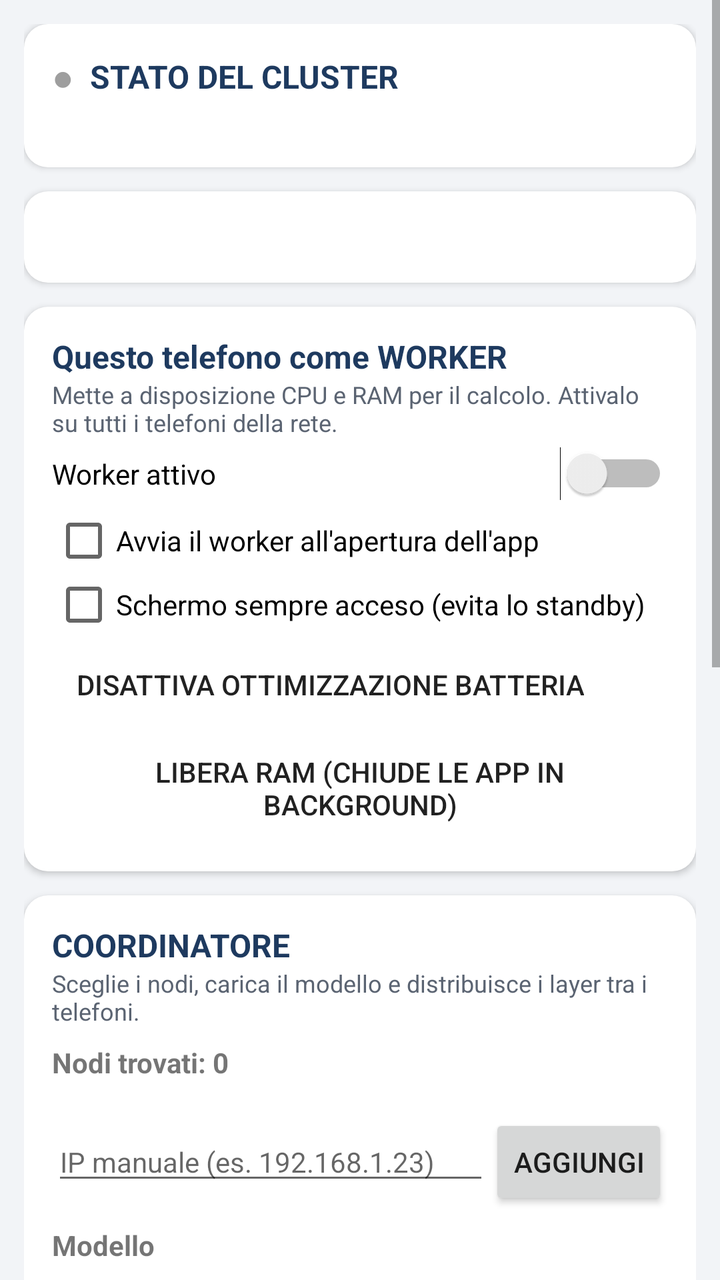
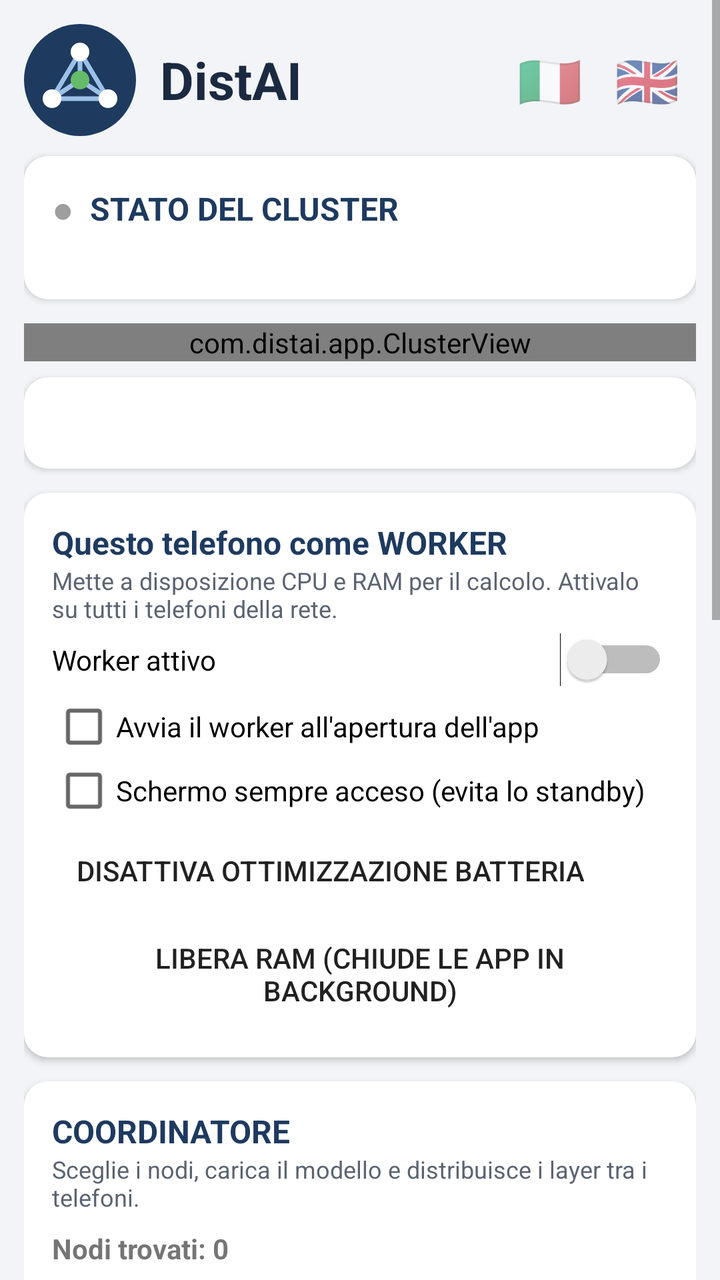

Screens rendered from an Android XML layout before and after an edit, with the pre-edit source and the edit as a unified diff.
<!-- AndroidManifest.xml: application theme AppTheme -->
<!-- res/layout/activity_main.xml -->
<?xml version="1.0" encoding="utf-8"?>
<ScrollView xmlns:android="http://schemas.android.com/apk/res/android"
    android:layout_width="match_parent"
    android:layout_height="match_parent"
    android:background="#F2F4F7">

    <LinearLayout
        android:layout_width="match_parent"
        android:layout_height="wrap_content"
        android:descendantFocusability="beforeDescendants"
        android:focusableInTouchMode="true"
        android:orientation="vertical"
        android:padding="12dp">

        
        <LinearLayout
            android:id="@+id/statusCard"
            style="@style/Card"
            android:orientation="vertical">
            <LinearLayout
                android:layout_width="match_parent"
                android:layout_height="wrap_content"
                android:gravity="center_vertical"
                android:orientation="horizontal">
                <TextView
                    android:id="@+id/pulse"
                    android:layout_width="wrap_content"
                    android:layout_height="wrap_content"
                    android:paddingEnd="8dp"
                    android:text="●"
                    android:textColor="#9E9E9E"
                    android:textSize="18sp" />
                <TextView style="@style/Title" android:text="STATO DEL CLUSTER" />
            </LinearLayout>
            <TextView
                android:id="@+id/statusText"
                android:layout_width="match_parent"
                android:layout_height="wrap_content"
                android:lineSpacingExtra="4dp"
                android:textSize="14sp" />
        </LinearLayout>

        <TextView
            android:id="@+id/info"
            style="@style/Card"
            android:textSize="13sp" />

        
        <LinearLayout style="@style/Card" android:orientation="vertical">
            <TextView style="@style/Title" android:text="Questo telefono come WORKER" />
            <TextView
                style="@style/Hint"
                android:text="Mette a disposizione CPU e RAM per il calcolo. Attivalo su tutti i telefoni della rete." />
            <Switch
                android:id="@+id/workerSwitch"
                android:layout_width="match_parent"
                android:layout_height="wrap_content"
                android:paddingVertical="8dp"
                android:text="Worker attivo" />
            <CheckBox
                android:id="@+id/autoStart"
                android:layout_width="wrap_content"
                android:layout_height="wrap_content"
                android:text="Avvia il worker all'apertura dell'app" />
            <CheckBox
                android:id="@+id/keepScreen"
                android:layout_width="wrap_content"
                android:layout_height="wrap_content"
                android:text="Schermo sempre acceso (evita lo standby)" />
            <Button
                android:id="@+id/battery"
                style="?android:attr/borderlessButtonStyle"
                android:layout_width="wrap_content"
                android:layout_height="wrap_content"
                android:text="Disattiva ottimizzazione batteria" />
            <Button
                android:id="@+id/freeRam"
                style="?android:attr/borderlessButtonStyle"
                android:layout_width="wrap_content"
                android:layout_height="wrap_content"
                android:text="Libera RAM (chiude le app in background)" />
        </LinearLayout>

        
        <LinearLayout style="@style/Card" android:orientation="vertical">
            <TextView style="@style/Title" android:text="COORDINATORE" />
            <TextView
                style="@style/Hint"
                android:text="Sceglie i nodi, carica il modello e distribuisce i layer tra i telefoni." />

            <TextView
                android:id="@+id/nodesTitle"
                android:layout_width="match_parent"
                android:layout_height="wrap_content"
                android:layout_marginTop="8dp"
                android:text="Nodi trovati: 0"
                android:textStyle="bold" />
            <TextView
                android:id="@+id/nodesLegend"
                style="@style/Hint" />
            <LinearLayout
                android:id="@+id/nodes"
                android:layout_width="match_parent"
                android:layout_height="wrap_content"
                android:orientation="vertical" />

            <LinearLayout
                android:layout_width="match_parent"
                android:layout_height="wrap_content"
                android:orientation="horizontal">
                <EditText
                    android:id="@+id/manualIp"
                    android:layout_width="0dp"
                    android:layout_height="wrap_content"
                    android:layout_weight="1"
                    android:hint="IP manuale (es. 192.168.1.23)"
                    android:inputType="text"
                    android:textSize="14sp" />
                <Button
                    android:id="@+id/addIp"
                    android:layout_width="wrap_content"
                    android:layout_height="wrap_content"
                    android:text="Aggiungi" />
            </LinearLayout>

            <TextView
                android:layout_width="match_parent"
                android:layout_height="wrap_content"
                android:layout_marginTop="8dp"
                android:text="Modello"
                android:textStyle="bold" />
            <Spinner
                android:id="@+id/model"
                android:layout_width="match_parent"
                android:layout_height="wrap_content" />
            <EditText
                android:id="@+id/customUrl"
                android:layout_width="match_parent"
                android:layout_height="wrap_content"
                android:hint="…oppure URL di un file .gguf"
                android:inputType="textUri"
                android:textSize="14sp" />
            <ProgressBar
                android:id="@+id/progress"
                style="?android:attr/progressBarStyleHorizontal"
                android:layout_width="match_parent"
                android:layout_height="wrap_content"
                android:visibility="gone" />
            <Button
                android:id="@+id/download"
                android:layout_width="match_parent"
                android:layout_height="wrap_content"
                android:text="Scarica modello" />

            <LinearLayout
                android:layout_width="match_parent"
                android:layout_height="wrap_content"
                android:gravity="center_vertical"
                android:orientation="horizontal">
                <TextView
                    android:layout_width="wrap_content"
                    android:layout_height="wrap_content"
                    android:text="Contesto (token): " />
                <EditText
                    android:id="@+id/ctx"
                    android:layout_width="0dp"
                    android:layout_height="wrap_content"
                    android:layout_weight="1"
                    android:inputType="number"
                    android:text="4096" />
            </LinearLayout>

            <RadioGroup
                android:id="@+id/mode"
                android:layout_width="match_parent"
                android:layout_height="wrap_content"
                android:layout_marginTop="4dp">
                <RadioButton
                    android:id="@+id/modeSplit"
                    android:layout_width="wrap_content"
                    android:layout_height="wrap_content"
                    android:checked="true"
                    android:text="Split: un modello grande diviso tra i telefoni" />
                <RadioButton
                    android:id="@+id/modeReplica"
                    android:layout_width="wrap_content"
                    android:layout_height="wrap_content"
                    android:text="Repliche: modello copiato su ogni telefono (più utenti)" />
            </RadioGroup>

            <CheckBox
                android:id="@+id/moeFast"
                android:layout_width="wrap_content"
                android:layout_height="wrap_content"
                android:text="MoE veloce: 6 esperti su 8 (Qwen3 MoE: +12-25% tok/s, stessa qualità misurata)" />

            <LinearLayout
                android:layout_width="match_parent"
                android:layout_height="wrap_content"
                android:gravity="center_vertical"
                android:orientation="horizontal">
                <TextView
                    android:layout_width="wrap_content"
                    android:layout_height="wrap_content"
                    android:text="Coordinatore: " />
                <Spinner
                    android:id="@+id/coordChoice"
                    android:layout_width="0dp"
                    android:layout_height="wrap_content"
                    android:layout_weight="1" />
            </LinearLayout>
            <Button
                android:id="@+id/benchBtn"
                android:layout_width="match_parent"
                android:layout_height="wrap_content"
                android:text="Misura velocità dei nodi" />

            <Button
                android:id="@+id/coordBtn"
                android:layout_width="match_parent"
                android:layout_height="wrap_content"
                android:backgroundTint="#2E7D32"
                android:text="Avvia LLM distribuito"
                android:textColor="#FFFFFF" />
            <TextView
                android:id="@+id/apiStatus"
                style="@style/Hint"
                android:textIsSelectable="true" />
            <Button
                android:id="@+id/chatBtn"
                android:layout_width="match_parent"
                android:layout_height="wrap_content"
                android:enabled="false"
                android:text="Apri chat" />
        </LinearLayout>

        
        <LinearLayout style="@style/Card" android:orientation="vertical">
            <LinearLayout
                android:layout_width="match_parent"
                android:layout_height="wrap_content"
                android:orientation="horizontal">
                <TextView
                    style="@style/Title"
                    android:layout_width="0dp"
                    android:layout_weight="1"
                    android:text="Log" />
                <Button
                    android:id="@+id/clearLog"
                    style="?android:attr/borderlessButtonStyle"
                    android:layout_width="wrap_content"
                    android:layout_height="wrap_content"
                    android:text="Pulisci" />
            </LinearLayout>
            <TextView
                android:id="@+id/log"
                android:layout_width="match_parent"
                android:layout_height="wrap_content"
                android:background="#111827"
                android:fontFamily="monospace"
                android:maxLines="40"
                android:padding="8dp"
                android:textColor="#D1FAE5"
                android:textIsSelectable="true"
                android:textSize="10sp" />
        </LinearLayout>
    </LinearLayout>
</ScrollView>
<!-- resources referenced by this layout -->
<resources>
  <style name="Card">
          <item name="android:layout_width">match_parent</item>
          <item name="android:layout_height">wrap_content</item>
          <item name="android:layout_marginBottom">12dp</item>
          <item name="android:padding">14dp</item>
          <item name="android:background">@drawable/card</item>
          <item name="android:elevation">2dp</item>
      </style>
  <style name="Hint">
          <item name="android:layout_width">match_parent</item>
          <item name="android:layout_height">wrap_content</item>
          <item name="android:textSize">12sp</item>
          <item name="android:textColor">#5B6472</item>
      </style>
  <style name="Title">
          <item name="android:layout_width">match_parent</item>
          <item name="android:layout_height">wrap_content</item>
          <item name="android:textSize">16sp</item>
          <item name="android:textStyle">bold</item>
          <item name="android:textColor">#1E3A5F</item>
      </style>
  <style name="AppTheme" parent="android:Theme.Material.Light.DarkActionBar">
          <item name="android:colorPrimary">#1E3A5F</item>
          <item name="android:colorPrimaryDark">#142840</item>
          <item name="android:colorAccent">#2E7D32</item>
      </style>
  <!-- drawable card (drawable) -->
  <?xml version="1.0" encoding="utf-8"?>
  <shape xmlns:android="http://schemas.android.com/apk/res/android">
      <solid android:color="#FFFFFF" />
      <corners android:radius="12dp" />
  </shape>
</resources>

<!-- the commit's change to res/layout/activity_main.xml (unified diff, before → after) -->
@@ -12,6 +12,42 @@
         android:orientation="vertical"
         android:padding="12dp">
 
+        <LinearLayout
+            android:layout_width="match_parent"
+            android:layout_height="wrap_content"
+            android:layout_marginBottom="10dp"
+            android:gravity="center_vertical"
+            android:orientation="horizontal">
+            <ImageView
+                android:layout_width="56dp"
+                android:layout_height="56dp"
+                android:contentDescription="DistAI"
+                android:src="@drawable/ic_launcher" />
+            <TextView
+                android:layout_width="wrap_content"
+                android:layout_height="wrap_content"
+                android:paddingStart="12dp"
+                android:text="DistAI"
+                android:textColor="#1B2A41"
+                android:textSize="26sp"
+                android:textStyle="bold" />
+            <View android:layout_width="0dp" android:layout_height="1dp" android:layout_weight="1" />
+            <TextView
+                android:id="@+id/flagIt"
+                android:layout_width="wrap_content"
+                android:layout_height="wrap_content"
+                android:padding="8dp"
+                android:text="🇮🇹"
+                android:textSize="26sp" />
+            <TextView
+                android:id="@+id/flagEn"
+                android:layout_width="wrap_content"
+                android:layout_height="wrap_content"
+                android:padding="8dp"
+                android:text="🇬🇧"
+                android:textSize="26sp" />
+        </LinearLayout>
+
         
         <LinearLayout
             android:id="@+id/statusCard"
@@ -30,7 +66,7 @@
                     android:text="●"
                     android:textColor="#9E9E9E"
                     android:textSize="18sp" />
-                <TextView style="@style/Title" android:text="STATO DEL CLUSTER" />
+                <TextView android:id="@+id/statusTitle" style="@style/Title" android:text="STATO DEL CLUSTER" />
             </LinearLayout>
             <TextView
                 android:id="@+id/statusText"
@@ -39,6 +75,12 @@
                 android:lineSpacingExtra="4dp"
                 android:textSize="14sp" />
         </LinearLayout>
+
+        <com.distai.app.ClusterView
+            android:id="@+id/clusterView"
+            android:layout_width="match_parent"
+            android:layout_height="wrap_content"
+            android:layout_marginBottom="8dp" />
 
         <TextView
             android:id="@+id/info"
<!-- resource entries referenced after the edit -->
@@ -1,5 +1,14 @@
 <!-- resources referenced by this layout -->
 <resources>
+  <!-- drawable ic_launcher (drawable) -->
+  <?xml version="1.0" encoding="utf-8"?>
+  <vector xmlns:android="http://schemas.android.com/apk/res/android"
+      android:width="48dp" android:height="48dp" android:viewportWidth="48" android:viewportHeight="48">
+      <path android:fillColor="#1E3A5F" android:pathData="M24,0a24,24 0,1 1,0 48a24,24 0,1 1,0 -48z" />
+      <path android:strokeColor="#9BC1E8" android:strokeWidth="2" android:pathData="M24,12L12,32M24,12L36,32M12,32L36,32M24,12L24,24M12,32L24,24M36,32L24,24" />
+      <path android:fillColor="#FFFFFF" android:pathData="M24,8a4,4 0,1 1,0 8a4,4 0,1 1,0 -8zM12,28a4,4 0,1 1,0 8a4,4 0,1 1,0 -8zM36,28a4,4 0,1 1,0 8a4,4 0,1 1,0 -8z" />
+      <path android:fillColor="#66BB6A" android:pathData="M24,20a4,4 0,1 1,0 8a4,4 0,1 1,0 -8z" />
+  </vector>
   <style name="Card">
           <item name="android:layout_width">match_parent</item>
           <item name="android:layout_height">wrap_content</item>
